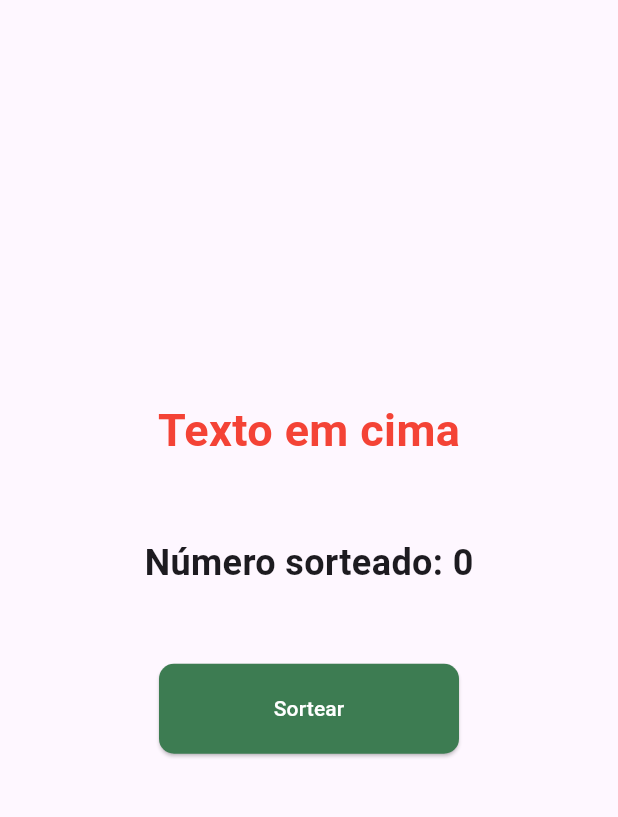
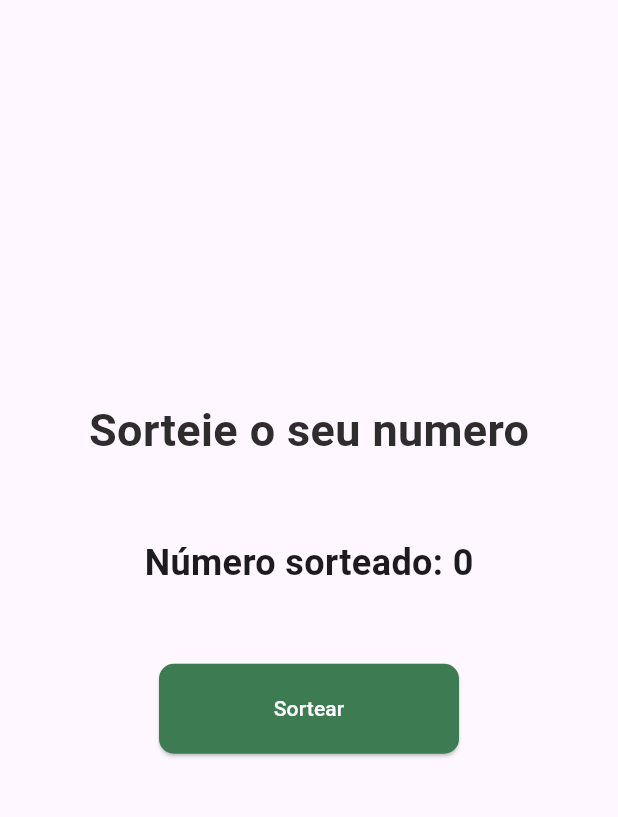
Before and after one commit to and3510/SorteioApp_Work, a Flutter app: the screen it shows after launch, on a phone screen of 412 x 824 dp, the part 84-901 px from its top. Run offline on Flutter 3.47's test engine with Material 3 defaults, Android fonts, the phone set to English and light mode, and no system bars.

Commit message:
correçao de cores

```diff
--- a/lib/main.dart
+++ b/lib/main.dart
@@ -147,6 +147,7 @@
 class _MyHomePageState extends State<MyHomePage> {
   int _numeroSorteado = 0;
 
+
   List<int> numeros = [0,1,2,3,4,5,6,7,8,9,10];
 
   void sortear() {
@@ -170,11 +171,11 @@
             mainAxisAlignment: MainAxisAlignment.center,
             children: [
               Text(
-                'Texto em cima',
+                'Sorteie o seu numero',
                 style: TextStyle(
                   fontSize: 30,
                   fontWeight: FontWeight.bold,
-                  color: Colors.red,
+                  color: const Color.fromARGB(255, 46, 44, 44),
                 ),
               ),
               const SizedBox(height: 50),
```
